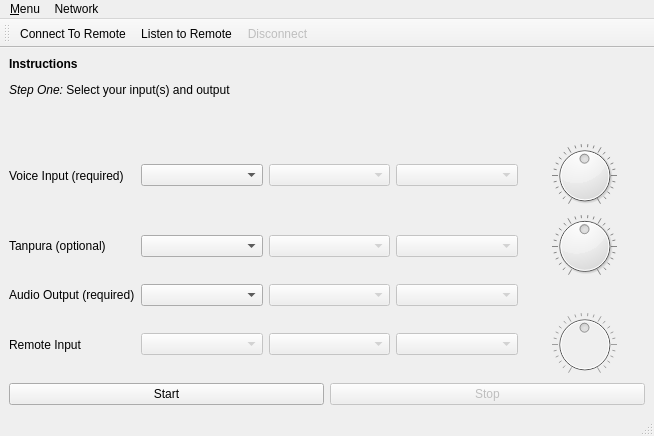
Qt form qcMainWindow.ui (utkarshayachit/MClassroom) before a commit.
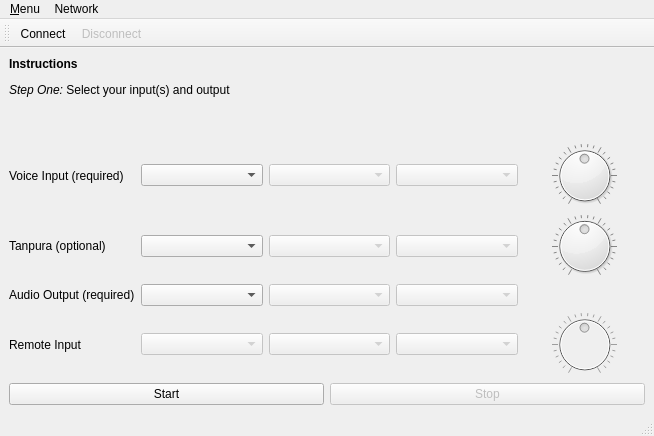
The same form after that commit.

The edit to the form file:
```diff
--- a/qcMainWindow.ui
+++ b/qcMainWindow.ui
@@ -315,8 +315,7 @@
    <attribute name="toolBarBreak">
     <bool>false</bool>
    </attribute>
-   <addaction name="actionConnect_To_Server"/>
-   <addaction name="actionStart_Server"/>
+   <addaction name="actionConnect"/>
    <addaction name="actionDisconnect"/>
   </widget>
   <action name="actionExit">
@@ -327,16 +326,6 @@
     <string>Ctrl+Q</string>
    </property>
   </action>
-  <action name="actionConnect_To_Server">
-   <property name="text">
-    <string>Connect To Remote</string>
-   </property>
-  </action>
-  <action name="actionStart_Server">
-   <property name="text">
-    <string>Listen to Remote</string>
-   </property>
-  </action>
   <action name="actionDisconnect">
    <property name="enabled">
     <bool>false</bool>
@@ -345,6 +334,14 @@
     <string>Disconnect</string>
    </property>
   </action>
+  <action name="actionConnect">
+   <property name="text">
+    <string>Connect</string>
+   </property>
+   <property name="toolTip">
+    <string>Connect with your peer</string>
+   </property>
+  </action>
  </widget>
  <resources/>
  <connections>
```
Left out of the diff: 3 changed lines with no effect on the pictures.
